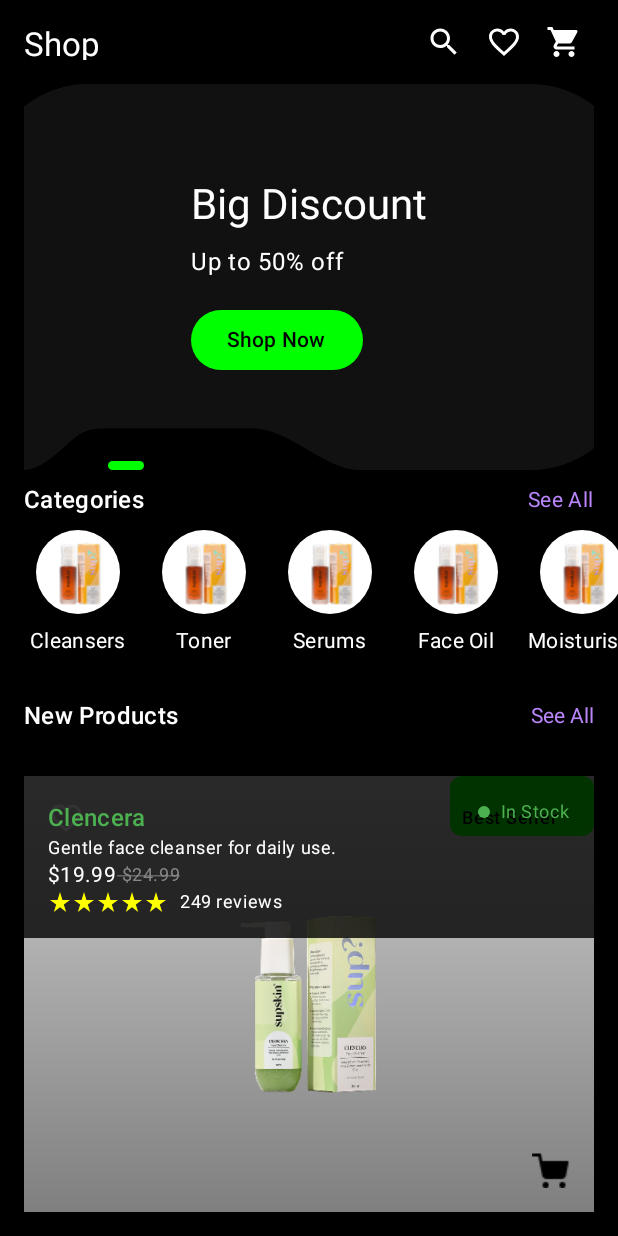
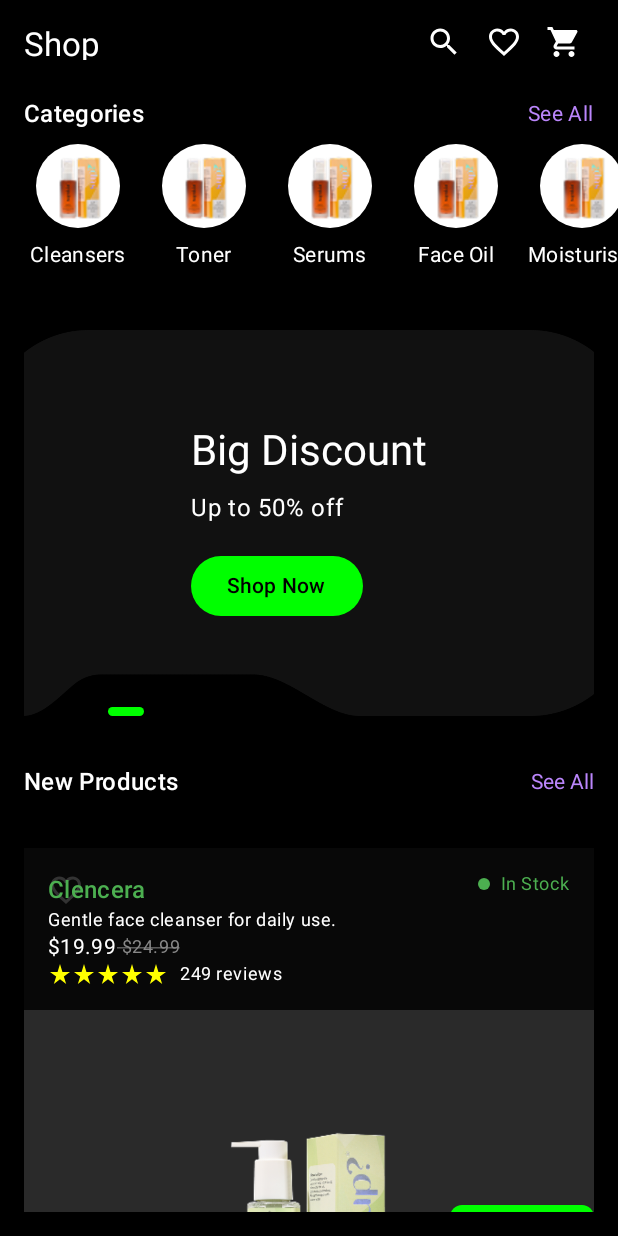
Before and after one commit to oyeraghib/Shop-App-D4C, an Android app built with Jetpack Compose: the screen it shows after launch (HomeActivity), on a phone screen of 412 x 824 dp. Run offline under Robolectric (Android 15) with nearby library versions, the phone set to English and light mode, and no system bars; our stand-ins replace accompanist.

```diff
--- a/app/src/main/java/com/d4cshopappassignment/ui/activity/shopHome/HomeActivity.kt
+++ b/app/src/main/java/com/d4cshopappassignment/ui/activity/shopHome/HomeActivity.kt
@@ -9,6 +9,7 @@ import androidx.compose.foundation.clickable
 import androidx.compose.foundation.layout.Arrangement
 import androidx.compose.foundation.layout.Box
 import androidx.compose.foundation.layout.Column
+import androidx.compose.foundation.layout.PaddingValues
 import androidx.compose.foundation.layout.Row
 import androidx.compose.foundation.layout.Spacer
 import androidx.compose.foundation.layout.aspectRatio
@@ -19,6 +20,7 @@ import androidx.compose.foundation.layout.padding
 import androidx.compose.foundation.layout.size
 import androidx.compose.foundation.layout.statusBarsPadding
 import androidx.compose.foundation.layout.width
+import androidx.compose.foundation.lazy.LazyColumn
 import androidx.compose.foundation.lazy.LazyRow
 import androidx.compose.foundation.lazy.items
 import androidx.compose.foundation.shape.CircleShape
@@ -57,16 +59,40 @@ class HomeActivity : ComponentActivity() {
                     .fillMaxSize()
                     .background(Color.Black)
                     .statusBarsPadding(),
-                color = Color.Black
+                color = Color(0xFF121212)
             ) {
                 Column(
-                    modifier = Modifier.fillMaxSize(),
-                    verticalArrangement = Arrangement.Top
+                    modifier = Modifier
+                        .fillMaxSize()
+                        .background(Color.Black)
                 ) {
+                    // Fixed Top Bar
                     ShopTopBar()
-                    PromoCardBanner(cards = promoCards)
+
+                    // Scrollable Content
+                    LazyColumn(
+                        modifier = Modifier
+                            .fillMaxSize()
+                            .padding(bottom = 16.dp),
+                        contentPadding = PaddingValues(bottom = 100.dp),
+                        verticalArrangement = Arrangement.spacedBy(24.dp)
+                    ) {
+                        item {
                             CategoriesSection(categories = sampleCategories)
-                    NewProductSection(products = sampleProducts)
+                        }
+
+                        item {
+                            PromoCardBanner(promoCards)
+                        }
+
+                        item {
+                            NewProductsHeader()
+                        }
+
+                        items (sampleProducts) { prod ->
+                            ProductCard(prod)
+                        }
+                    }
                 }
             }
         }
@@ -268,48 +294,39 @@ fun PromoCardItem(card: PromoCard) {
     }
 }
 
-@OptIn(ExperimentalPagerApi::class)
 @Composable
-fun NewProductSection(products: List<Product>) {
-    Column(modifier = Modifier.fillMaxSize()) {
-
+fun NewProductsHeader() {
     Row(
         modifier = Modifier
             .fillMaxWidth()
-                .padding(horizontal = 16.dp, vertical = 12.dp),
+            .padding(horizontal = 16.dp, vertical = 8.dp),
         horizontalArrangement = Arrangement.SpaceBetween,
         verticalAlignment = Alignment.CenterVertically
     ) {
         Text("New Products", style = MaterialTheme.typography.titleMedium, color = Color.White)
         Text("See All", color = Color(0xFFBB86FC), modifier = Modifier.clickable { })
     }
+}
 
-        // ViewPager
-        val pagerState = rememberPagerState()
-        HorizontalPager(
-            count = products.size,
-            state = pagerState,
-            modifier = Modifier.weight(1f)
-        ) { page ->
-            ProductCard(product = products[page])
-        }
-    }
-}
+
 
 @Composable
 fun ProductCard(product: Product) {
     Box(
         modifier = Modifier
-            .fillMaxSize()
-            .padding(16.dp)
+            .fillMaxWidth()
+            .height(500.dp)
+            .padding(horizontal = 16.dp)
     ) {
+        // Background PNG
         Image(
-            painter = painterResource(id = R.drawable.grey_card_svg),
+            painter = painterResource(id = R.drawable.product_title_card),
             contentDescription = null,
             contentScale = ContentScale.Crop,
-            modifier = Modifier.matchParentSize()
+            modifier = Modifier.fillMaxSize()
         )
 
+        // Top-left Favorite Icon
         Icon(
             painter = painterResource(id = R.drawable.ic_favorite),
             contentDescription = "Favorite",
@@ -325,34 +342,38 @@ fun ProductCard(product: Product) {
             contentDescription = product.title,
             modifier = Modifier
                 .align(Alignment.Center)
-                .size(200.dp) // adjust as needed
+                .fillMaxWidth(0.6f)
+                .aspectRatio(1f)
         )
 
+        // Optional Best Seller badge
         if (product.isBestSeller) {
             Text(
                 text = "Best Seller",
                 color = Color.Black,
                 style = MaterialTheme.typography.labelMedium,
                 modifier = Modifier
-                    .align(Alignment.TopEnd)
+                    .align(Alignment.CenterEnd)
                     .background(Color.Green, shape = RoundedCornerShape(8.dp))
                     .padding(horizontal = 8.dp, vertical = 4.dp)
-                    .padding(top = 16.dp, end = 16.dp)
+                    .padding(end = 16.dp)
             )
         }
 
+        // Bottom Overlay with Product Details
+        ProductDetailsOverlay(product)
+
+        // Bottom-right decorative icon (inside PNG cutout)
         Icon(
             painter = painterResource(id = R.drawable.item_cart),
-            contentDescription = "Icon",
+            contentDescription = "Bottom icon",
             modifier = Modifier
                 .align(Alignment.BottomEnd)
                 .padding(16.dp)
         )
-
-
-        ProductDetailsOverlay(product = product)
     }
 }
+
 
 @Composable
 fun ProductDetailsOverlay(product: Product) {
```
Lines whose indentation alone changed are shown as unchanged.
